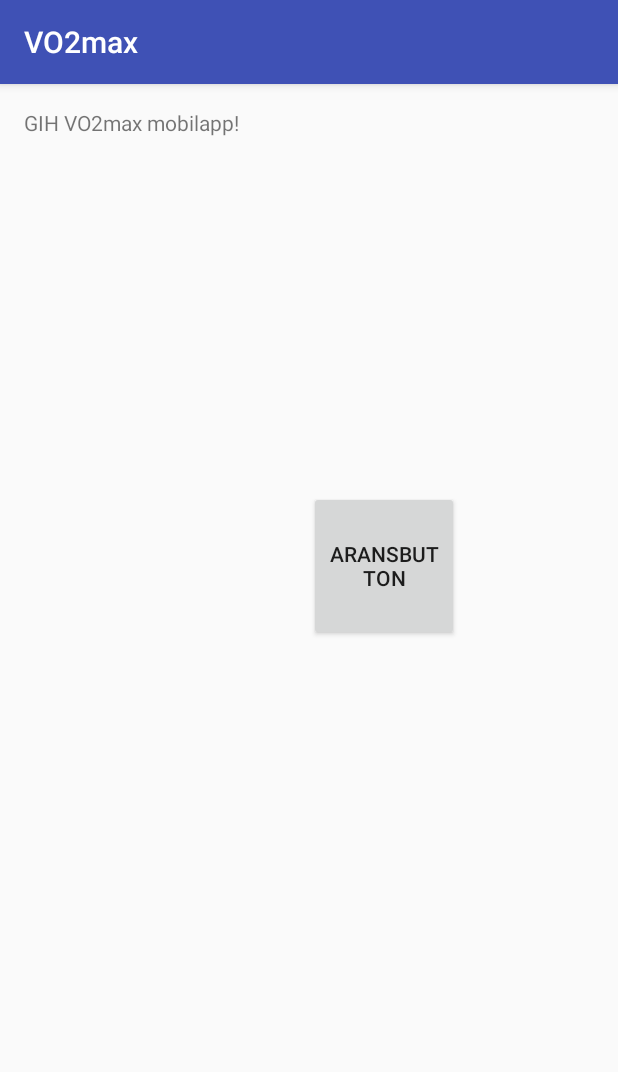
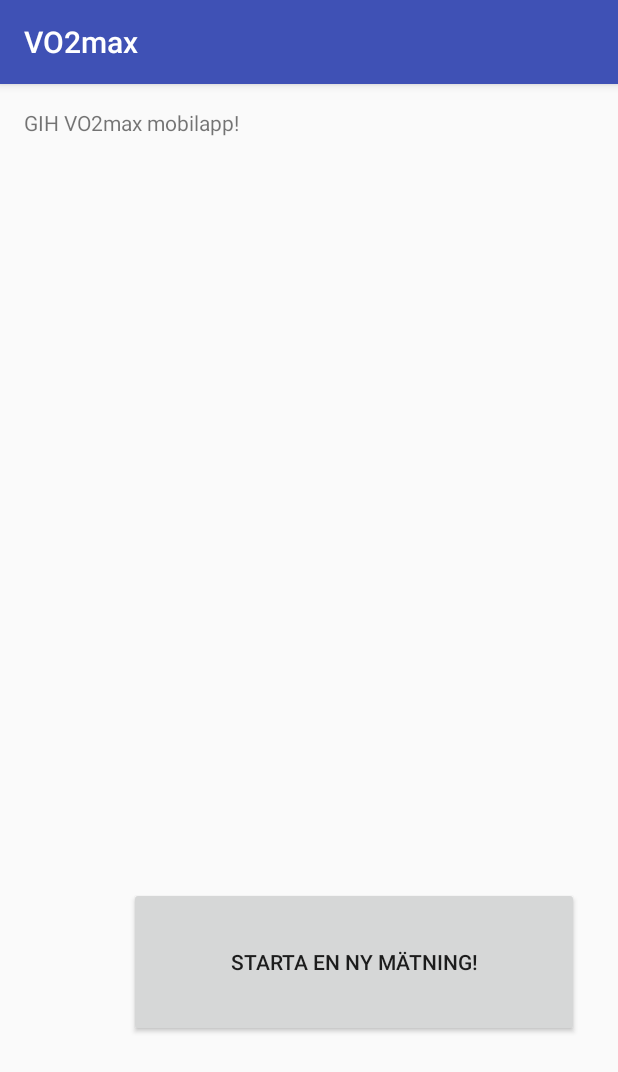
Before and after one commit to emahus91/VO2max, an Android app: the screen it shows after launch (MainActivity), on a phone screen of 412 x 824 dp. Shown: the top 1072 px of the screen. Run offline under Robolectric (Android 15) with nearby library versions, the phone set to English and light mode, and no system bars.

Commit message:
Edited the new button

```diff
--- a/app/src/main/res/layout/activity_main.xml
+++ b/app/src/main/res/layout/activity_main.xml
@@ -17,11 +17,11 @@
 
     <Button
         android:text="@string/aransbutton"
-        android:layout_width="100dp"
+        android:layout_width="300dp"
         android:layout_height="100dp"
         android:layout_below="@+id/textView"
         android:layout_alignParentEnd="true"
-        android:layout_marginEnd="90dp"
-        android:layout_marginTop="236dp"
+        android:layout_marginEnd="10dp"
+        android:layout_marginTop="500dp"
         android:id="@+id/button" />
 </RelativeLayout>
--- a/app/src/main/res/values/strings.xml
+++ b/app/src/main/res/values/strings.xml
@@ -1,5 +1,5 @@
 <resources>
     <string name="app_name">VO2max</string>
     <string name="greeting">GIH VO2max mobilapp!</string>
-    <string name="aransbutton">Aransbutton</string>
+    <string name="aransbutton">Starta en ny mätning!</string>
 </resources>
```
